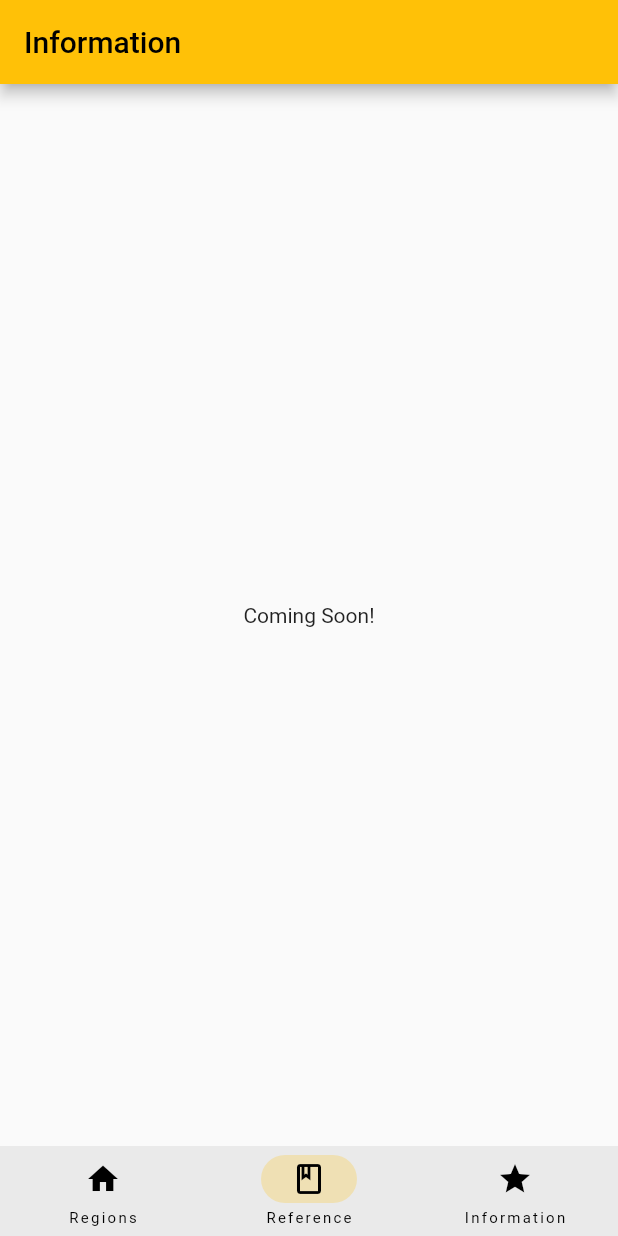
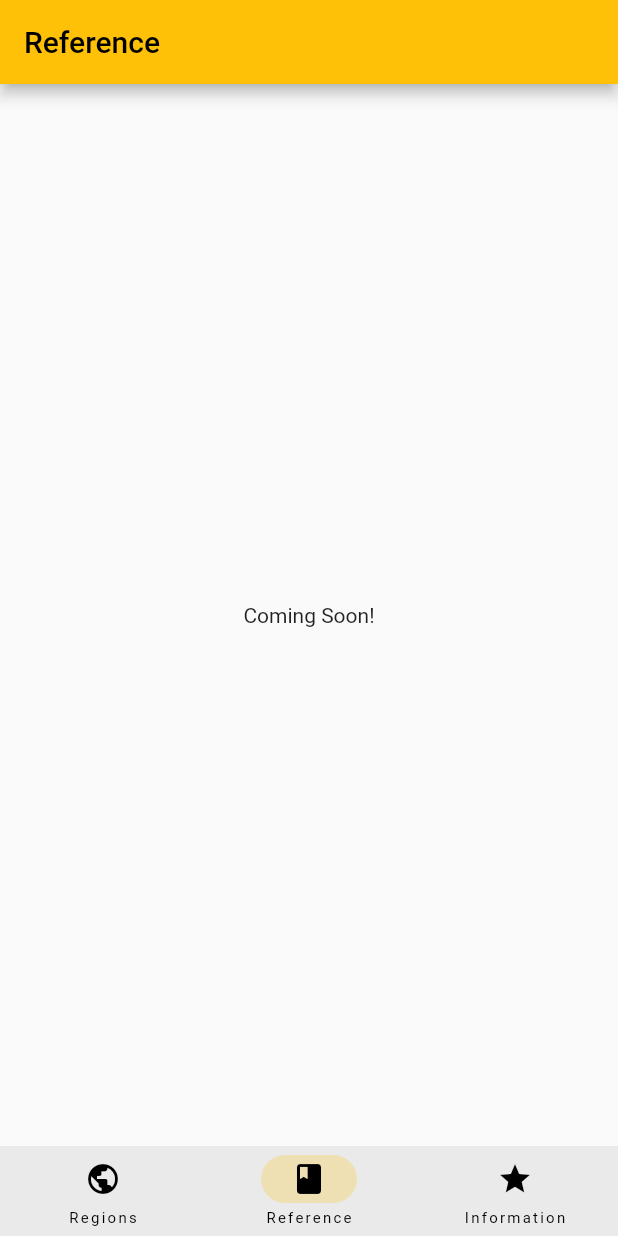
Before and after one commit to alestry-perez/DCS-Kneeboard, a Flutter app: the screen it shows after launch, item 2 of the bottom bar chosen, on a phone screen of 412 x 824 dp. Run offline on Flutter 3.47's test engine with Material 2 defaults, Android fonts, the light colour scheme and no system bars.

Commit message:
updated scaffold changes

```diff
--- a/lib/homepage.dart
+++ b/lib/homepage.dart
@@ -9,9 +9,13 @@ import 'syria.dart';
 
 class Home extends StatelessWidget {
   const Home({Key? key}) : super(key: key);
+
   @override
   Widget build(BuildContext context) {
     return Scaffold(
+      appBar: AppBar(
+        title: const Text('Regions'),
+      ),
       body: SafeArea(
         child: ListView(
           children: <Widget>[
--- a/lib/main.dart
+++ b/lib/main.dart
@@ -12,9 +12,10 @@ class MyApp extends StatelessWidget {
   @override
   Widget build(BuildContext context) {
     return MaterialApp(
+      debugShowCheckedModeBanner: false,
       title: 'Kneeboard',
       theme: ThemeData(primarySwatch: Colors.amber),
-      home: const MyHomePage(title: 'Regions'),
+      home: const MyHomePage(title: ''),
     );
   }
 }
@@ -28,25 +29,19 @@ class MyHomePage extends StatefulWidget {
 
 class _MyHomePageState extends State<MyHomePage> {
   int tabselected = 0;
-
-  final titles = [
+  final title = [
     'Regions',
     'Information',
     'References',
   ];
-
   final pages = [
     const Home(),
     const Reference(),
     const Information(),
   ];
-
   @override
   Widget build(BuildContext context) {
     return Scaffold(
-      appBar: AppBar(
-        title: Text(titles[tabselected]),
-      ),
       bottomNavigationBar: NavigationBar(
         height: 60,
         selectedIndex: tabselected,
@@ -57,22 +52,20 @@ class _MyHomePageState extends State<MyHomePage> {
         },
         destinations: const [
           NavigationDestination(
-              icon: Icon(Icons.home),
-              selectedIcon: Icon(Icons.home_outlined),
+              icon: Icon(Icons.public),
+              selectedIcon: Icon(Icons.public),
               label: 'Regions'),
           NavigationDestination(
               icon: Icon(Icons.book),
-              selectedIcon: Icon(Icons.book_outlined),
+              selectedIcon: Icon(Icons.book),
               label: 'Reference'),
           NavigationDestination(
               icon: Icon(Icons.star),
-              selectedIcon: Icon(Icons.star_border_outlined),
+              selectedIcon: Icon(Icons.star),
               label: 'Information'),
         ],
       ),
-      body: SafeArea(
-        child: pages[tabselected],
-      ),
+      body: pages[tabselected],
     );
   }
 }
--- a/lib/reference.dart
+++ b/lib/reference.dart
@@ -4,8 +4,11 @@ class Reference extends StatelessWidget {
   const Reference({Key? key}) : super(key: key);
   @override
   Widget build(BuildContext context) {
-    return const Scaffold(
-      body: Center(
+    return Scaffold(
+      appBar: AppBar(
+        title: const Text('Reference'),
+      ),
+      body: const Center(
         child: Text('Coming Soon!'),
       ),
     );
```
Also changed, not shown: lib/information.dart (+5 -2 lines), lib/marianas.dart (+5 -5 lines).
